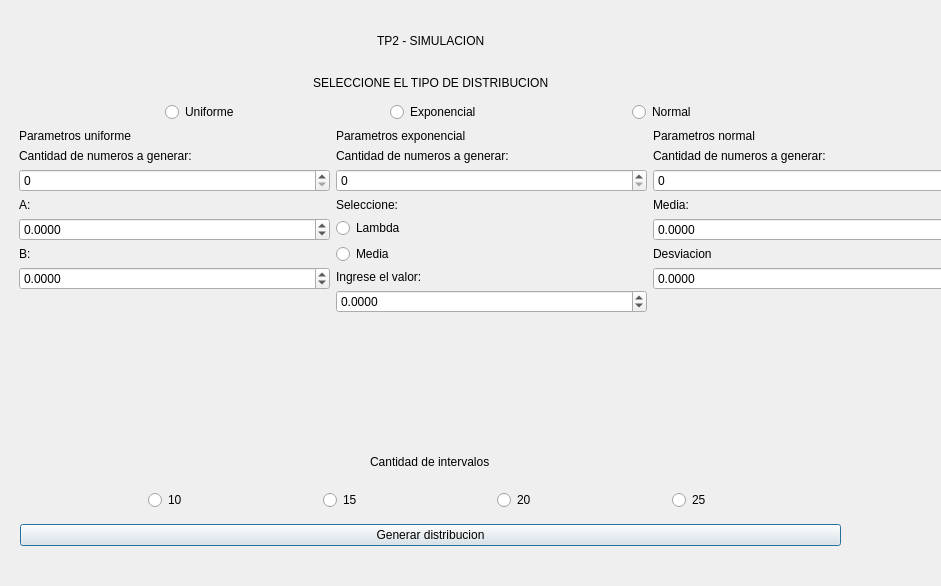
Old version of the form interfaz/selector_parametros.ui in the repository CornejoFrancisco/Simulacion.
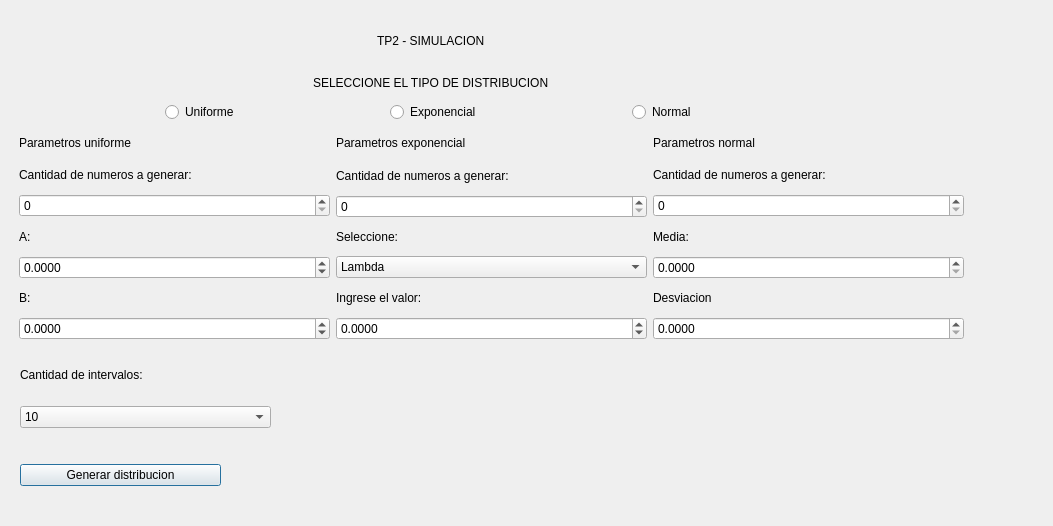
New version of the form.

Patch:
```diff
--- a/interfaz/selector_parametros.ui
+++ b/interfaz/selector_parametros.ui
@@ -6,8 +6,8 @@
    <rect>
     <x>0</x>
     <y>0</y>
-    <width>941</width>
-    <height>586</height>
+    <width>1053</width>
+    <height>526</height>
    </rect>
   </property>
   <property name="windowTitle">
@@ -17,9 +17,9 @@
    <property name="geometry">
     <rect>
      <x>20</x>
-     <y>520</y>
-     <width>821</width>
-     <height>31</height>
+     <y>440</y>
+     <width>201</width>
+     <height>71</height>
     </rect>
    </property>
    <layout class="QVBoxLayout" name="layout_v_btn_generar">
@@ -38,30 +38,50 @@
      <x>19</x>
      <y>129</y>
      <width>945</width>
-     <height>301</height>
+     <height>211</height>
     </rect>
    </property>
    <layout class="QGridLayout" name="grid_params">
     <item row="0" column="1">
      <layout class="QGridLayout" name="grid_params_exponencial">
-      <item row="2" column="0">
-       <widget class="QSpinBox" name="spn_box_cant_nros_expo">
-        <property name="maximum">
-         <number>1000000</number>
-        </property>
-       </widget>
-      </item>
       <item row="6" column="0">
+       <widget class="QDoubleSpinBox" name="spn_box_media_lambda_expo">
+        <property name="decimals">
+         <number>4</number>
+        </property>
+        <property name="minimum">
+         <double>-10000000000000000146306952306748730309700429878646550592786107871697963642511482159104.000000000000000</double>
+        </property>
+        <property name="maximum">
+         <double>1000000000000000023745432358651105357408657927828682187473464988670237429542020572568177628216083294129345969133840116075793413169890081573437440.000000000000000</double>
+        </property>
+       </widget>
+      </item>
+      <item row="4" column="0">
+       <widget class="QComboBox" name="cmb_lambda_media">
+        <item>
+         <property name="text">
+          <string>Lambda</string>
+         </property>
+        </item>
+        <item>
+         <property name="text">
+          <string>Media</string>
+         </property>
+        </item>
+       </widget>
+      </item>
+      <item row="5" column="0">
        <widget class="QLabel" name="lbl_media_lambda_expo">
         <property name="text">
          <string>Ingrese el valor:</string>
         </property>
        </widget>
       </item>
-      <item row="4" column="0">
-       <widget class="QRadioButton" name="rd_btn_lambda_expo">
+      <item row="3" column="0">
+       <widget class="QLabel" name="lbl_selec_media_lambda_expo">
         <property name="text">
-         <string>Lambda</string>
+         <string>Seleccione:</string>
         </property>
        </widget>
       </item>
@@ -72,13 +92,6 @@
         </property>
        </widget>
       </item>
-      <item row="5" column="0">
-       <widget class="QRadioButton" name="rd_btn_media_expo">
-        <property name="text">
-         <string>Media</string>
-        </property>
-       </widget>
-      </item>
       <item row="1" column="0">
        <widget class="QLabel" name="lbl_cant_nrs_expo">
         <property name="text">
@@ -86,36 +99,10 @@
         </property>
        </widget>
       </item>
-      <item row="3" column="0">
-       <widget class="QLabel" name="lbl_selec_media_lambda_expo">
-        <property name="text">
-         <string>Seleccione:</string>
-        </property>
-       </widget>
-      </item>
-      <item row="8" column="0">
-       <spacer name="verticalSpacer_2">
-        <property name="orientation">
-         <enum>Qt::Vertical</enum>
-        </property>
-        <property name="sizeHint" stdset="0">
-         <size>
-          <width>20</width>
-          <height>40</height>
-         </size>
-        </property>
-       </spacer>
-      </item>
-      <item row="7" column="0">
-       <widget class="QDoubleSpinBox" name="spn_box_media_lambda_expo">
-        <property name="decimals">
-         <number>4</number>
-        </property>
-        <property name="minimum">
-         <double>-10000000000000000146306952306748730309700429878646550592786107871697963642511482159104.000000000000000</double>
-        </property>
+      <item row="2" column="0">
+       <widget class="QSpinBox" name="spn_box_cant_nros_expo">
         <property name="maximum">
-         <double>1000000000000000023745432358651105357408657927828682187473464988670237429542020572568177628216083294129345969133840116075793413169890081573437440.000000000000000</double>
+         <number>1000000</number>
         </property>
        </widget>
       </item>
@@ -123,33 +110,6 @@
     </item>
     <item row="0" column="0">
      <layout class="QGridLayout" name="grid_params_uniforme">
-      <item row="12" column="0">
-       <spacer name="verticalSpacer">
-        <property name="orientation">
-         <enum>Qt::Vertical</enum>
-        </property>
-        <property name="sizeHint" stdset="0">
-         <size>
-          <width>20</width>
-          <height>40</height>
-         </size>
-        </property>
-       </spacer>
-      </item>
-      <item row="3" column="0">
-       <widget class="QLabel" name="lbl_cant_nros_unif">
-        <property name="text">
-         <string>Cantidad de numeros a generar:</string>
-        </property>
-       </widget>
-      </item>
-      <item row="0" column="0">
-       <widget class="QLabel" name="lbl_parma_unif">
-        <property name="text">
-         <string>Parametros uniforme</string>
-        </property>
-       </widget>
-      </item>
       <item row="10" column="0">
        <widget class="QLabel" name="lbl_b_unif">
         <property name="text">
@@ -157,10 +117,17 @@
         </property>
        </widget>
       </item>
-      <item row="5" column="0">
-       <widget class="QLabel" name="lbl_a_unif">
+      <item row="0" column="0">
+       <widget class="QLabel" name="lbl_parma_unif">
         <property name="text">
-         <string>A:</string>
+         <string>Parametros uniforme</string>
+        </property>
+       </widget>
+      </item>
+      <item row="3" column="0">
+       <widget class="QLabel" name="lbl_cant_nros_unif">
+        <property name="text">
+         <string>Cantidad de numeros a generar:</string>
         </property>
        </widget>
       </item>
@@ -171,22 +138,6 @@
         </property>
        </widget>
       </item>
-      <item row="6" column="0">
-       <widget class="QDoubleSpinBox" name="spn_box_a_unif">
-        <property name="decimals">
-         <number>4</number>
-        </property>
-        <property name="minimum">
-         <double>-10000000000000000910359990503684350104604539951754865571545457374840902895351334152154180097541612190564352.000000000000000</double>
-        </property>
-        <property name="maximum">
-         <double>9999999999999999301199346926304397284673331501389768492615896861647229832830913903761963586894254467577228034048.000000000000000</double>
-        </property>
-        <property name="value">
-         <double>0.000000000000000</double>
-        </property>
-       </widget>
-      </item>
       <item row="11" column="0">
        <widget class="QDoubleSpinBox" name="spn_box_b_unif">
         <property name="keyboardTracking">
@@ -203,38 +154,33 @@
         </property>
        </widget>
       </item>
+      <item row="5" column="0">
+       <widget class="QLabel" name="lbl_a_unif">
+        <property name="text">
+         <string>A:</string>
+        </property>
+       </widget>
+      </item>
+      <item row="6" column="0">
+       <widget class="QDoubleSpinBox" name="spn_box_a_unif">
+        <property name="decimals">
+         <number>4</number>
+        </property>
+        <property name="minimum">
+         <double>-10000000000000000910359990503684350104604539951754865571545457374840902895351334152154180097541612190564352.000000000000000</double>
+        </property>
+        <property name="maximum">
+         <double>9999999999999999301199346926304397284673331501389768492615896861647229832830913903761963586894254467577228034048.000000000000000</double>
+        </property>
+        <property name="value">
+         <double>0.000000000000000</double>
+        </property>
+       </widget>
+      </item>
      </layout>
     </item>
     <item row="0" column="2">
      <layout class="QGridLayout" name="grid_params_normal">
-      <item row="2" column="0">
-       <widget class="QSpinBox" name="spn_box_cant_nros_norm">
-        <property name="maximum">
-         <number>1000000</number>
-        </property>
-       </widget>
-      </item>
-      <item row="1" column="0">
-       <widget class="QLabel" name="lbl_cant_nros_norm">
-        <property name="text">
-         <string>Cantidad de numeros a generar:</string>
-        </property>
-       </widget>
-      </item>
-      <item row="5" column="0">
-       <widget class="QLabel" name="lbl_desv_norm">
-        <property name="text">
-         <string>Desviacion</string>
-        </property>
-       </widget>
-      </item>
-      <item row="3" column="0">
-       <widget class="QLabel" name="lbl_media_norm">
-        <property name="text">
-         <string>Media:</string>
-        </property>
-       </widget>
-      </item>
       <item row="0" column="0">
        <widget class="QLabel" name="lbl_params_norm">
         <property name="text">
@@ -242,19 +188,6 @@
         </property>
        </widget>
       </item>
-      <item row="7" column="0">
-       <spacer name="verticalSpacer_3">
-        <property name="orientation">
-         <enum>Qt::Vertical</enum>
-        </property>
-        <property name="sizeHint" stdset="0">
-         <size>
-          <width>20</width>
-          <height>40</height>
-         </size>
-        </property>
-       </spacer>
-      </item>
       <item row="4" column="0">
        <widget class="QDoubleSpinBox" name="spn_box_media_norm">
         <property name="decimals">
@@ -265,6 +198,34 @@
         </property>
        </widget>
       </item>
+      <item row="5" column="0">
+       <widget class="QLabel" name="lbl_desv_norm">
+        <property name="text">
+         <string>Desviacion</string>
+        </property>
+       </widget>
+      </item>
+      <item row="3" column="0">
+       <widget class="QLabel" name="lbl_media_norm">
+        <property name="text">
+         <string>Media:</string>
+        </property>
+       </widget>
+      </item>
+      <item row="1" column="0">
+       <widget class="QLabel" name="lbl_cant_nros_norm">
+        <property name="text">
+         <string>Cantidad de numeros a generar:</string>
+        </property>
+       </widget>
+      </item>
+      <item row="2" column="0">
+       <widget class="QSpinBox" name="spn_box_cant_nros_norm">
+        <property name="maximum">
+         <number>1000000</number>
+        </property>
+       </widget>
+      </item>
       <item row="6" column="0">
        <widget class="QDoubleSpinBox" name="spn_box_desv_norm">
         <property name="decimals">
@@ -279,146 +240,43 @@
   <widget class="QWidget" name="verticalLayoutWidget_4">
    <property name="geometry">
     <rect>
-     <x>19</x>
-     <y>439</y>
-     <width>821</width>
-     <height>71</height>
+     <x>20</x>
+     <y>350</y>
+     <width>251</width>
+     <height>78</height>
     </rect>
    </property>
    <layout class="QVBoxLayout" name="layout_v_cant_intervalos">
     <item>
-     <layout class="QHBoxLayout" name="lyt_h_lbl_cant_intervalos">
-      <item>
-       <spacer name="horizontalSpacer_9">
-        <property name="orientation">
-         <enum>Qt::Horizontal</enum>
-        </property>
-        <property name="sizeHint" stdset="0">
-         <size>
-          <width>40</width>
-          <height>20</height>
-         </size>
-        </property>
-       </spacer>
-      </item>
-      <item>
-       <widget class="QLabel" name="lbl_cantidad_intervalos">
-        <property name="text">
-         <string>Cantidad de intervalos</string>
-        </property>
-       </widget>
-      </item>
-      <item>
-       <spacer name="horizontalSpacer_10">
-        <property name="orientation">
-         <enum>Qt::Horizontal</enum>
-        </property>
-        <property name="sizeHint" stdset="0">
-         <size>
-          <width>40</width>
-          <height>20</height>
-         </size>
-        </property>
-       </spacer>
-      </item>
-     </layout>
+     <widget class="QLabel" name="lbl_cantidad_intervalos">
+      <property name="text">
+       <string>Cantidad de intervalos:</string>
+      </property>
+     </widget>
     </item>
     <item>
-     <layout class="QHBoxLayout" name="lyt_h_rd_btn_cant_intervalos">
+     <widget class="QComboBox" name="cmb_cant_intervalos">
       <item>
-       <spacer name="horizontalSpacer_11">
-        <property name="orientation">
-         <enum>Qt::Horizontal</enum>
-        </property>
-        <property name="sizeHint" stdset="0">
-         <size>
-          <width>40</width>
-          <height>20</height>
-         </size>
-        </property>
-       </spacer>
+       <property name="text">
+        <string>10</string>
+       </property>
       </item>
       <item>
-       <widget class="QRadioButton" name="rd_btn_10">
-        <property name="text">
-         <string>10</string>
-        </property>
-       </widget>
+       <property name="text">
+        <string>15</string>
+       </property>
       </item>
       <item>
-       <spacer name="horizontalSpacer_12">
-        <property name="orientation">
-         <enum>Qt::Horizontal</enum>
-        </property>
-        <property name="sizeHint" stdset="0">
-         <size>
-          <width>40</width>
-          <height>20</height>
-         </size>
-        </property>
-       </spacer>
+       <property name="text">
+        <string>20</string>
+       </property>
       </item>
       <item>
-       <widget class="QRadioButton" name="rd_btn_15">
-        <property name="text">
-         <string>15</string>
-        </property>
-       </widget>
+       <property name="text">
+        <string>25</string>
+       </property>
       </item>
-      <item>
-       <spacer name="horizontalSpacer_13">
-        <property name="orientation">
-         <enum>Qt::Horizontal</enum>
-        </property>
-        <property name="sizeHint" stdset="0">
-         <size>
-          <width>40</width>
-          <height>20</height>
-         </size>
-        </property>
-       </spacer>
-      </item>
-      <item>
-       <widget class="QRadioButton" name="rd_btn_20">
-        <property name="text">
-         <string>20</string>
-        </property>
-       </widget>
-      </item>
-      <item>
-       <spacer name="horizontalSpacer_14">
-        <property name="orientation">
-         <enum>Qt::Horizontal</enum>
-        </property>
-        <property name="sizeHint" stdset="0">
-         <size>
-          <width>40</width>
-          <height>20</height>
-         </size>
-        </property>
-       </spacer>
-      </item>
-      <item>
-       <widget class="QRadioButton" name="rd_btn_25">
-        <property name="text">
-         <string>25</string>
-        </property>
-       </widget>
-      </item>
-      <item>
-       <spacer name="horizontalSpacer_15">
-        <property name="orientation">
-         <enum>Qt::Horizontal</enum>
-        </property>
-        <property name="sizeHint" stdset="0">
-         <size>
-          <width>40</width>
-          <height>20</height>
-         </size>
-        </property>
-       </spacer>
-      </item>
-     </layout>
+     </widget>
     </item>
    </layout>
   </widget>
```
